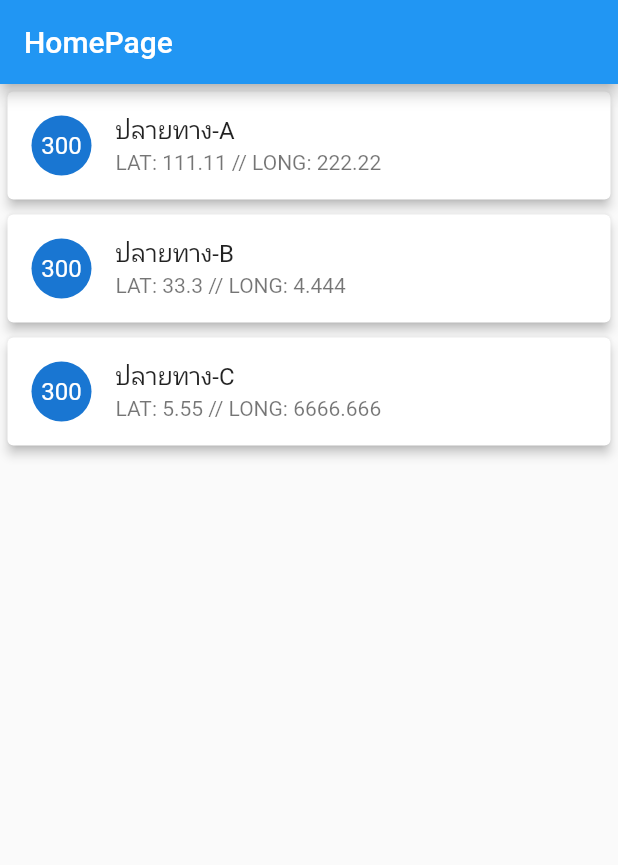
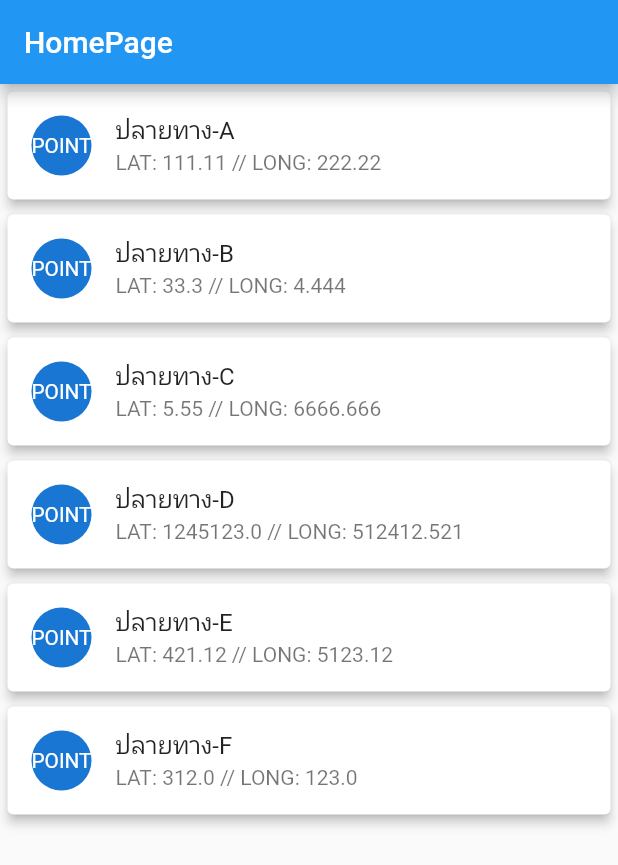
Before and after one commit to popbobkok/Flutter_G1_Project, a Flutter app: the screen it shows after launch, on a phone screen of 412 x 824 dp. Shown: the top 865 px of the screen. Run offline on Flutter 3.47's test engine with Material 2 defaults, Android fonts, the light colour scheme and no system bars; missing offline and left inert: dart:ffi.

Commit message:
set String lat,long to double

```diff
--- a/project_g1/lib/model/Location.dart
+++ b/project_g1/lib/model/Location.dart
@@ -1,7 +1,7 @@
 class Location {
   late String locationname;
-  late String lattitude;
-  late String longtitude;
+  late double lattitude;
+  late double longtitude;
 
   Location(
       {required this.locationname,
--- a/project_g1/lib/providers/location_provider.dart
+++ b/project_g1/lib/providers/location_provider.dart
@@ -4,11 +4,13 @@ import '../model/Location.dart';
 
 class LocationProvider with ChangeNotifier {
   List<Location> location = [
+    Location(locationname: "ปลายทาง-A", lattitude: 111.11, longtitude: 222.22),
+    Location(locationname: "ปลายทาง-B", lattitude: 33.3, longtitude: 4.444),
+    Location(locationname: "ปลายทาง-C", lattitude: 5.55, longtitude: 6666.666),
     Location(
-        locationname: "ปลายทาง-A", lattitude: "111.11", longtitude: "222.22"),
-    Location(locationname: "ปลายทาง-B", lattitude: "33.3", longtitude: "4.444"),
-    Location(
-        locationname: "ปลายทาง-C", lattitude: "5.55", longtitude: "6666.666"),
+        locationname: "ปลายทาง-D", lattitude: 1245123, longtitude: 512412.521),
+    Location(locationname: "ปลายทาง-E", lattitude: 421.12, longtitude: 5123.12),
+    Location(locationname: "ปลายทาง-F", lattitude: 312, longtitude: 123),
   ];
 
   List<Location> getLocation() {
--- a/project_g1/lib/screen/gps_screen.dart
+++ b/project_g1/lib/screen/gps_screen.dart
@@ -4,8 +4,8 @@ import 'package:flutter/src/widgets/placeholder.dart';
 
 class GPS_Screen extends StatefulWidget {
   final String value_locate;
-  final String value_lat;
-  final String value_lon;
+  final double value_lat;
+  final double value_lon;
   const GPS_Screen(
       {super.key,
       required this.value_locate,
--- a/project_g1/lib/screen/home_screen.dart
+++ b/project_g1/lib/screen/home_screen.dart
@@ -71,7 +71,7 @@ class _MyHomePageState extends State<MyHomePage> {
                     },
                     leading: CircleAvatar(
                         child: FittedBox(
-                      child: Text("300"),
+                      child: Text("POINT"),
                     )),
                     title: Text(data.locationname),
                     subtitle: Text("LAT: " +
```
